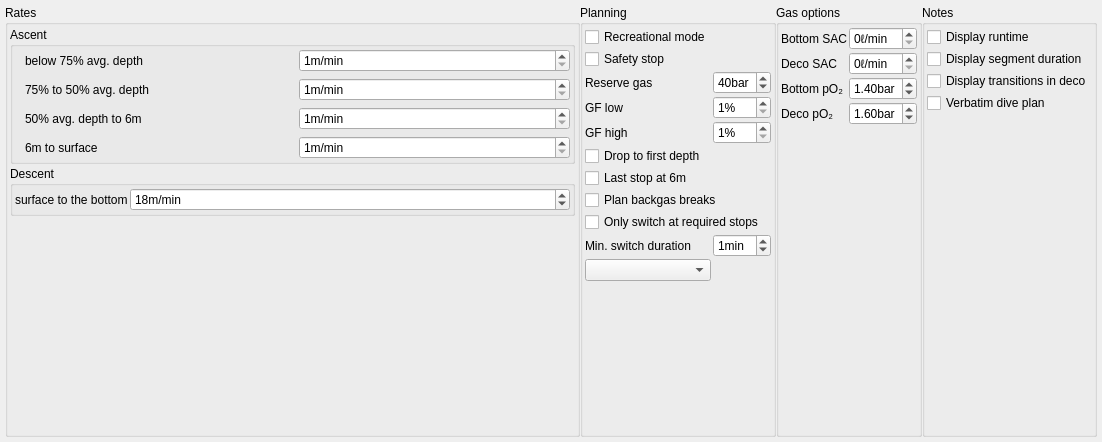
subsurface/subsurface, file qt-ui/plannerSettings.ui: the form before one commit.
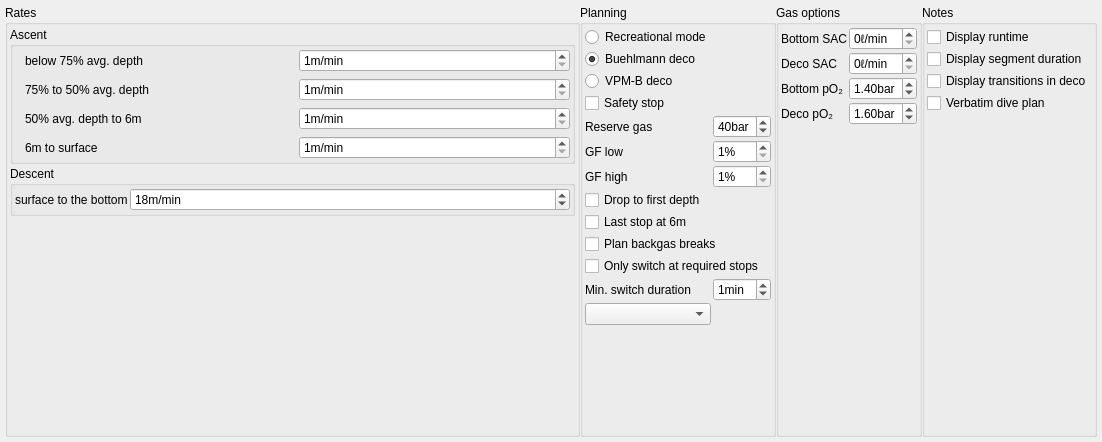
The form after the commit.

Commit message: VPM-B: add deco choice to the ui. Removed recreational mode from ui and pref and replaced it with new deco_mode enum. Added radio button ui selection. Set default deco_mode to Buehlmann algorithm.

What changed in the file:
```diff
--- a/qt-ui/plannerSettings.ui
+++ b/qt-ui/plannerSettings.ui
@@ -359,13 +359,30 @@
            </widget>
           </item>
           <item row="0" column="1">
-           <widget class="QCheckBox" name="recreational_mode">
+           <widget class="QRadioButton" name="recreational_deco">
             <property name="text">
              <string>Recreational mode</string>
             </property>
            </widget>
           </item>
           <item row="1" column="1">
+           <widget class="QRadioButton" name="buehlmann_deco">
+            <property name="text">
+             <string>Buehlmann deco</string>
+            </property>
+            <property name="checked">
+             <bool>true</bool>
+            </property>
+           </widget>
+          </item>
+          <item row="2" column="1">
+           <widget class="QRadioButton" name="vpmb_deco">
+            <property name="text">
+             <string>VPM-B deco</string>
+            </property>
+           </widget>
+          </item>
+          <item row="3" column="1">
            <widget class="QCheckBox" name="safetystop">
             <property name="text">
              <string>Safety stop</string>
@@ -375,14 +392,14 @@
             </property>
            </widget>
           </item>
-          <item row="2" column="1">
+          <item row="4" column="1">
            <widget class="QLabel" name="label_3">
             <property name="text">
              <string>Reserve gas</string>
             </property>
            </widget>
           </item>
-          <item row="2" column="2">
+          <item row="4" column="2">
            <widget class="QSpinBox" name="reserve_gas">
             <property name="suffix">
              <string>bar</string>
```
The commit also changes 7 other files.
